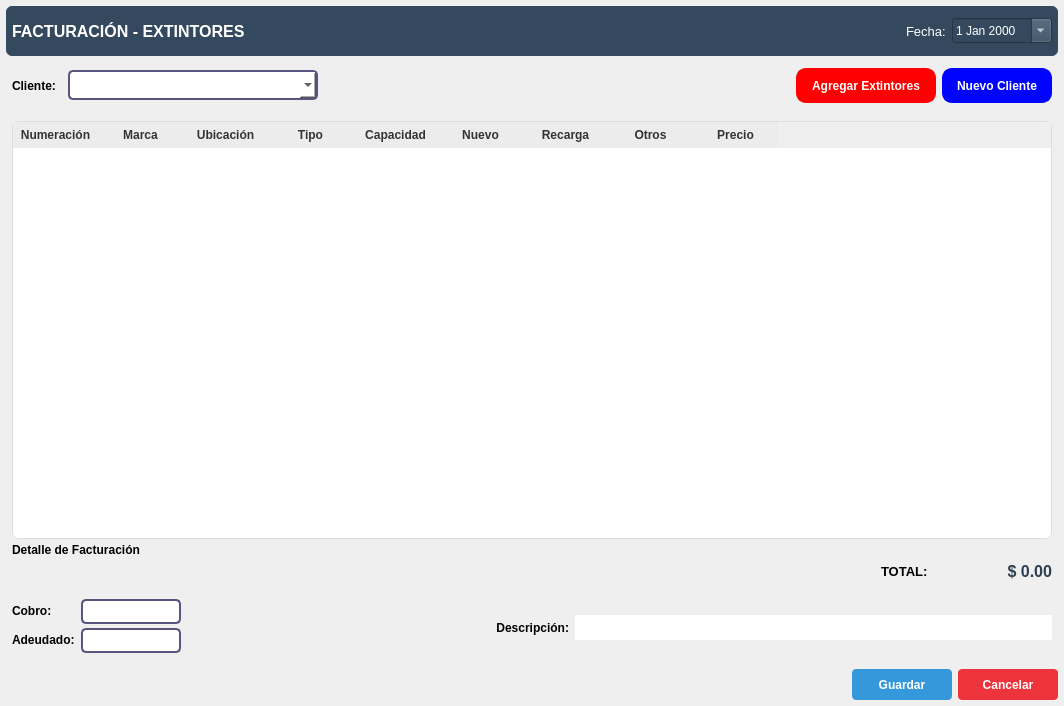
Above: resources/ui/caja_tab.ui from Julian2455/beatmat before the change. Below: the same form after it.
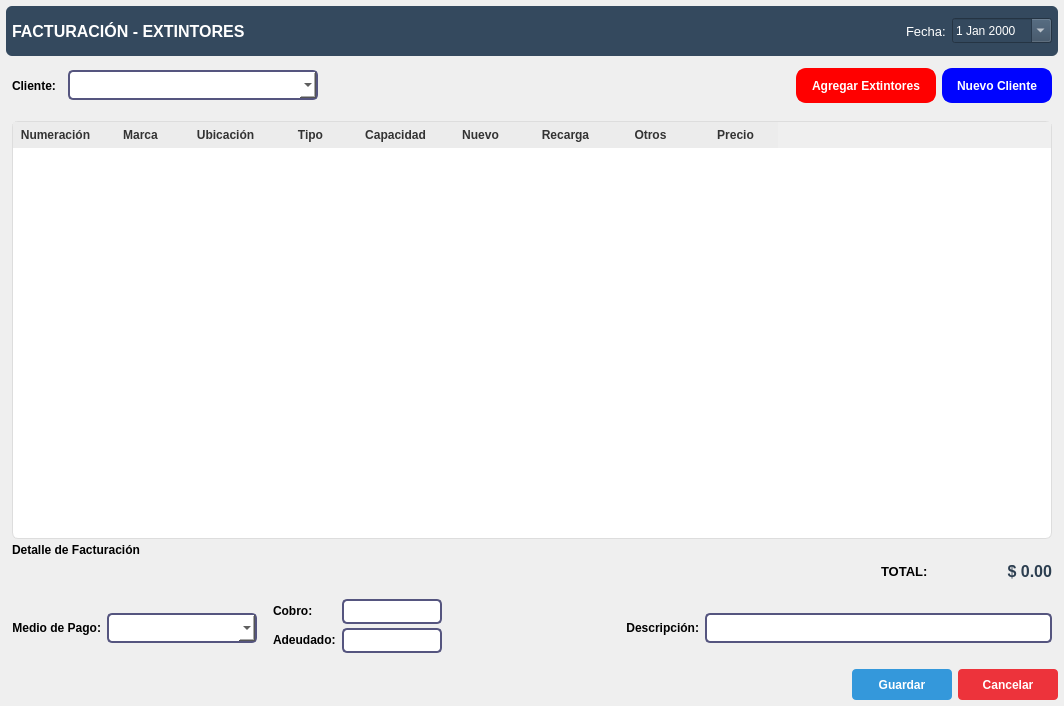
That is the form after the change. Icons and pictures are not drawn.

Commit message: medios de pago, grafico y correccion de errores

The edit to the form file:
```diff
--- a/resources/ui/caja_tab.ui
+++ b/resources/ui/caja_tab.ui
@@ -561,6 +561,67 @@
       <property name="bottomMargin">
        <number>6</number>
       </property>
+      <item>
+       <widget class="QLabel" name="labelMedioPago">
+        <property name="font">
+         <font>
+          <pointsize>9</pointsize>
+          <bold>true</bold>
+         </font>
+        </property>
+        <property name="styleSheet">
+         <string notr="true">color:black;</string>
+        </property>
+        <property name="text">
+         <string>Medio de Pago:</string>
+        </property>
+        <property name="alignment">
+         <set>Qt::AlignRight|Qt::AlignTrailing|Qt::AlignVCenter</set>
+        </property>
+       </widget>
+      </item>
+      <item>
+       <widget class="QComboBox" name="comboMedioPago">
+        <property name="minimumSize">
+         <size>
+          <width>150</width>
+          <height>25</height>
+         </size>
+        </property>
+        <property name="font">
+         <font>
+          <pointsize>9</pointsize>
+         </font>
+        </property>
+        <property name="styleSheet">
+         <string notr="true">color:black;</string>
+        </property>
+        <property name="currentText">
+         <string/>
+        </property>
+        <item>
+         <property name="text">
+          <string/>
+         </property>
+        </item>
+       </widget>
+      </item>
+      <item>
+       <spacer name="horizontalSpacer_cobro_adeudado">
+        <property name="orientation">
+         <enum>Qt::Horizontal</enum>
+        </property>
+        <property name="sizeType">
+         <enum>QSizePolicy::Fixed</enum>
+        </property>
+        <property name="sizeHint" stdset="0">
+         <size>
+          <width>10</width>
+          <height>20</height>
+         </size>
+        </property>
+       </spacer>
+      </item>
       <item>
        <layout class="QFormLayout" name="formLayout">
         <property name="horizontalSpacing">
@@ -691,7 +752,14 @@
          </size>
         </property>
         <property name="styleSheet">
-         <string notr="true">
+         <string notr="true"> QLineEdit {
+     border: 2px solid rgb(85, 85, 127);
+     border-radius: 5px;
+     padding: 5px 8px;
+     color: #333;
+     background-color: #fff;
+   }
+
 QLineEdit:focus {
     border-color: #007BFF;
 }</string>
```
Left out of the diff: 2 changed lines with no effect on the pictures. The commit also changes 16 other files.
